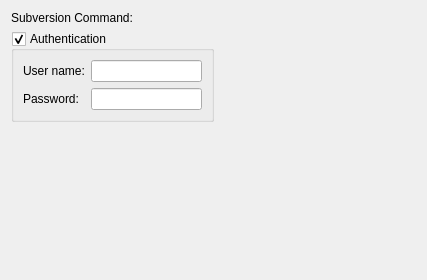
Old version of the form src/plugins/subversion/settingspage.ui in the repository qt-creator/qt-creator.
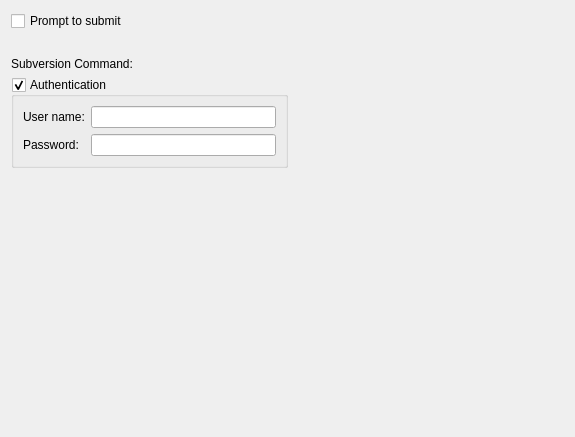
New version of the form. Custom widgets are drawn as their Qt base class.

Commit message:
Make the "prompt to submit" setting a per-plugin one.
Provide a checkable message box to be able to turn
prompting off when asked.

What changed in the file:
```diff
--- a/src/plugins/subversion/settingspage.ui
+++ b/src/plugins/subversion/settingspage.ui
@@ -6,30 +6,54 @@
    <rect>
     <x>0</x>
     <y>0</y>
-    <width>427</width>
-    <height>280</height>
+    <width>575</width>
+    <height>437</height>
    </rect>
   </property>
   <layout class="QHBoxLayout" name="horizontalLayout">
    <item>
     <layout class="QVBoxLayout" name="verticalLayout">
      <item>
-      <layout class="QHBoxLayout" name="commandHBox">
-       <property name="spacing">
-        <number>6</number>
+      <layout class="QFormLayout" name="formLayout_3">
+       <item row="0" column="0" colspan="2">
+        <widget class="QCheckBox" name="promptToSubmitCheckBox">
+         <property name="text">
+          <string>Prompt to submit</string>
+         </property>
+        </widget>
+       </item>
+      </layout>
+     </item>
+     <item>
+      <spacer name="topverticalSpacer">
+       <property name="orientation">
+        <enum>Qt::Vertical</enum>
        </property>
+       <property name="sizeType">
+        <enum>QSizePolicy::Fixed</enum>
+       </property>
+       <property name="sizeHint" stdset="0">
+        <size>
+         <width>20</width>
+         <height>20</height>
+        </size>
+       </property>
+      </spacer>
+     </item>
+     <item>
+      <layout class="QFormLayout" name="formLayout_2">
        <property name="margin">
         <number>0</number>
        </property>
-       <item>
+       <item row="0" column="0">
         <widget class="QLabel" name="commandLabel">
          <property name="text">
           <string>Subversion Command:</string>
          </property>
         </widget>
        </item>
-       <item>
-        <widget class="Core::Utils::PathChooser" name="pathChooser" native="true"/>
+       <item row="0" column="1">
+        <widget class="Core::Utils::PathChooser" name="pathChooser"/>
        </item>
       </layout>
      </item>
```
The commit also changes 24 other files.
